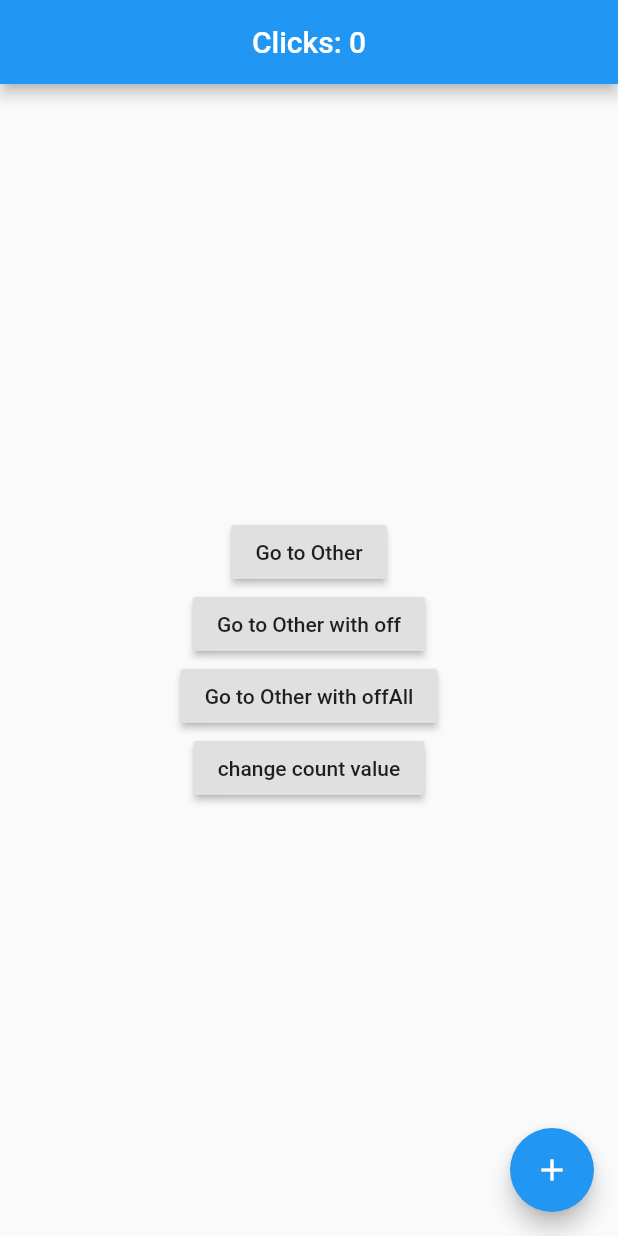
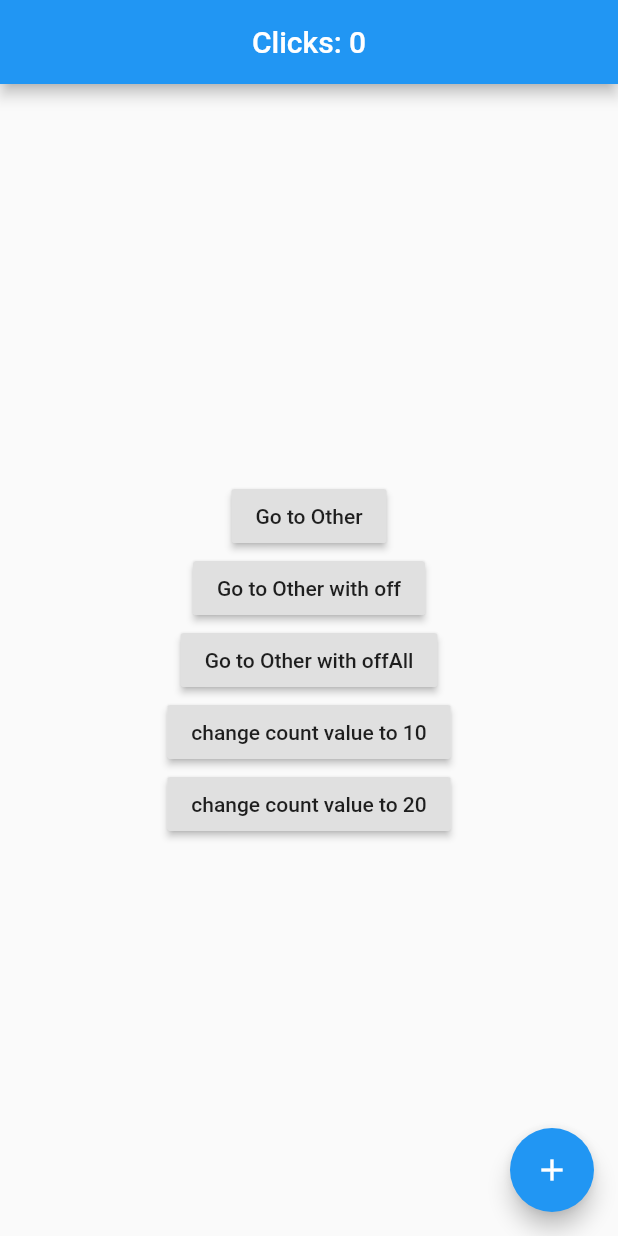
Before and after one commit to paul77uk/getx_example, a Flutter app: the screen it shows after launch, on a phone screen of 412 x 824 dp. Run offline on Flutter 3.47's test engine with Material 2 defaults, Android fonts, the phone set to English and light mode, and no system bars; our stand-ins replace get.

Commit message:
Update home.dart

```diff
--- a/lib/home.dart
+++ b/lib/home.dart
@@ -51,8 +51,12 @@ class Home extends StatelessWidget {
               onPressed: () => Get.offAll(Other()),
             ),
             RaisedButton(
-              child: Text("change count value"),
-              onPressed: () => c.changeValue(10),
+              child: Text("change count value to 10"),
+              onPressed: () => c.count(10),
+            ),
+            RaisedButton(
+              child: Text("change count value to 20"),
+              onPressed: () => c.count(20),
             ),
           ],
         ),
```
